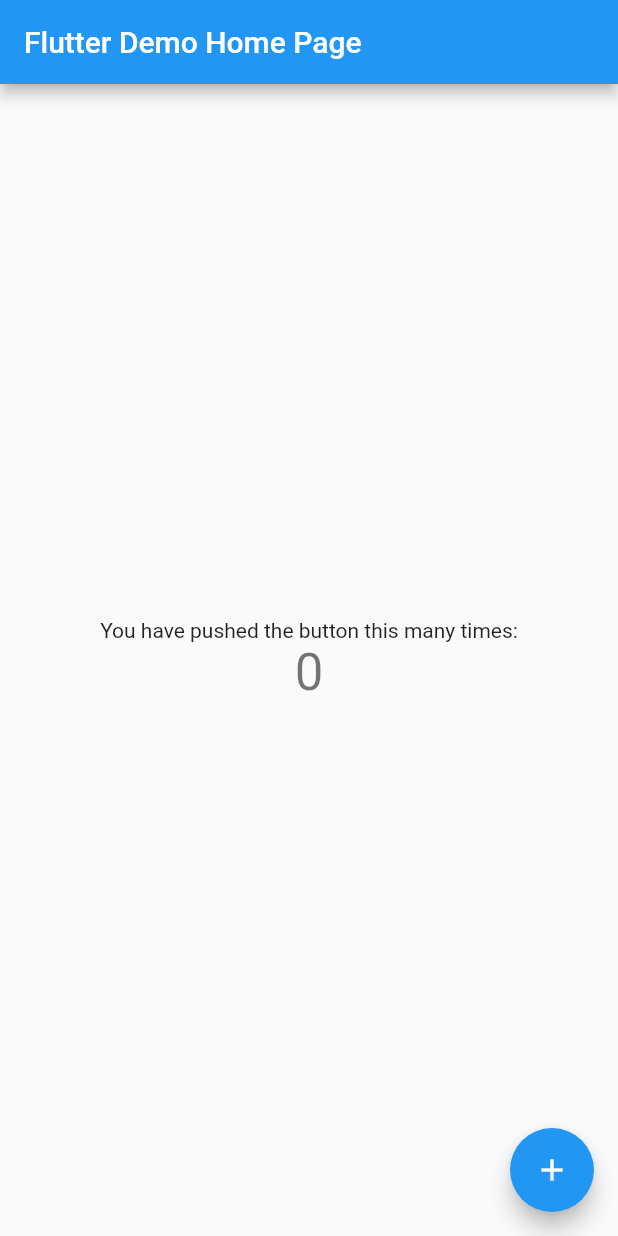
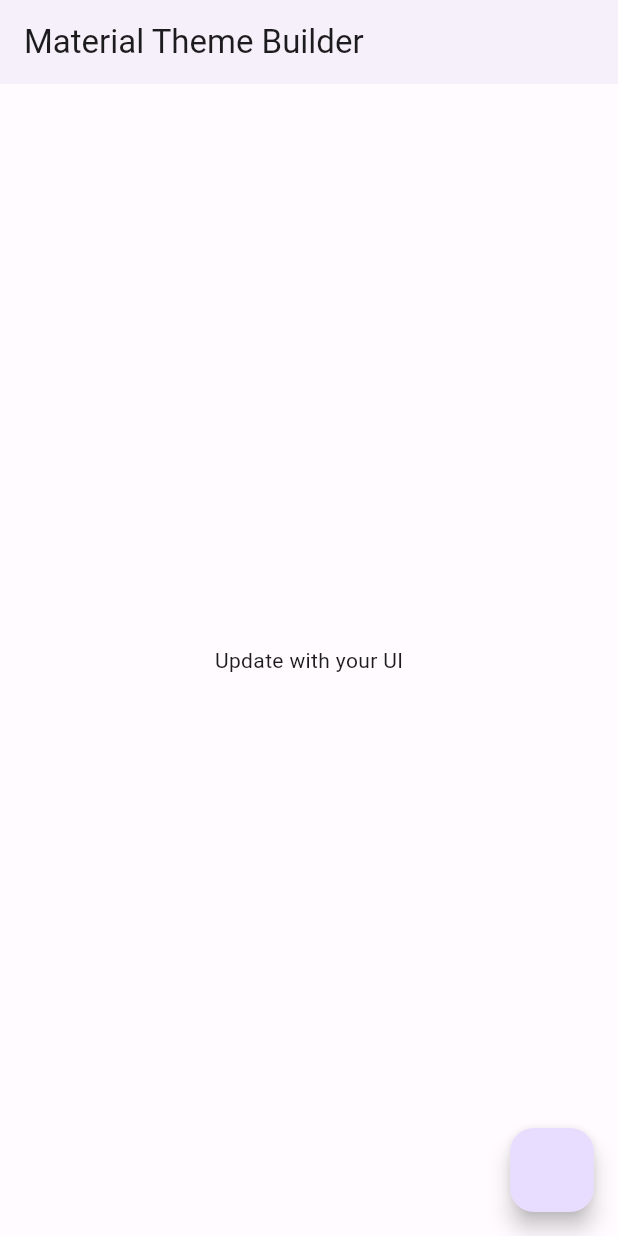
Before and after one commit to ggumgil/how_to_extend_theme_colors, a Flutter app: the screen it shows after launch, on a phone screen of 412 x 824 dp. Run offline on Flutter 3.47's test engine with Material 2 defaults, Android fonts, the phone set to English and light mode, and no system bars; drawn by our look-alikes of dynamic_color.

Commit message:
first commit

```diff
--- a/lib/main.dart
+++ b/lib/main.dart
@@ -1,115 +1,79 @@
+
+import 'package:dynamic_color/dynamic_color.dart';
 import 'package:flutter/material.dart';
+
+import 'color_schemes.g.dart';
+import 'custom_color.g.dart';
 
 void main() {
   runApp(const MyApp());
 }
 
 class MyApp extends StatelessWidget {
-  const MyApp({super.key});
+  const MyApp({Key? key}) : super(key: key);
 
   // This widget is the root of your application.
   @override
   Widget build(BuildContext context) {
+    return DynamicColorBuilder(
+      builder: (ColorScheme? lightDynamic, ColorScheme? darkDynamic) {
+        ColorScheme lightScheme;
+        ColorScheme darkScheme;
+
+        if (lightDynamic != null && darkDynamic != null) {
+          lightScheme = lightDynamic.harmonized();
+          lightCustomColors = lightCustomColors.harmonized(lightScheme);
+
+          // Repeat for the dark color scheme.
+          darkScheme = darkDynamic.harmonized();
+          darkCustomColors = darkCustomColors.harmonized(darkScheme);
+        } else {
+          // Otherwise, use fallback schemes.
+          lightScheme = lightColorScheme;
+          darkScheme = darkColorScheme;
+        }
+
         return MaterialApp(
-      title: 'Flutter Demo',
           theme: ThemeData(
-        // This is the theme of your application.
-        //
-        // Try running your application with "flutter run". You'll see the
-        // application has a blue toolbar. Then, without quitting the app, try
-        // changing the primarySwatch below to Colors.green and then invoke
-        // "hot reload" (press "r" in the console where you ran "flutter run",
-        // or simply save your changes to "hot reload" in a Flutter IDE).
-        // Notice that the counter didn't reset back to zero; the application
-        // is not restarted.
-        primarySwatch: Colors.blue,
+            useMaterial3: true,
+            colorScheme: lightScheme,
+            extensions: [lightCustomColors],
           ),
-      home: const MyHomePage(title: 'Flutter Demo Home Page'),
+          darkTheme: ThemeData(
+            useMaterial3: true,
+            colorScheme: darkScheme,
+            extensions: [darkCustomColors],
+          ),
+          home: const Home(),
+        );
+      },
     );
   }
 }
 
-class MyHomePage extends StatefulWidget {
-  const MyHomePage({super.key, required this.title});
 
-  // This widget is the home page of your application. It is stateful, meaning
-  // that it has a State object (defined below) that contains fields that affect
-  // how it looks.
+class Home extends StatelessWidget {
+  const Home({Key? key}) : super(key: key);
 
-  // This class is the configuration for the state. It holds the values (in this
-  // case the title) provided by the parent (in this case the App widget) and
-  // used by the build method of the State. Fields in a Widget subclass are
-  // always marked "final".
-
-  final String title;
-
-  @override
-  State<MyHomePage> createState() => _MyHomePageState();
-}
-
-class _MyHomePageState extends State<MyHomePage> {
-  int _counter = 0;
-
-  void _incrementCounter() {
-    setState(() {
-      // This call to setState tells the Flutter framework that something has
-      // changed in this State, which causes it to rerun the build method below
-      // so that the display can reflect the updated values. If we changed
-      // _counter without calling setState(), then the build method would not be
-      // called again, and so nothing would appear to happen.
-      _counter++;
-    });
-  }
-
+  // This widget is the root of your application.
   @override
   Widget build(BuildContext context) {
-    // This method is rerun every time setState is called, for instance as done
-    // by the _incrementCounter method above.
-    //
-    // The Flutter framework has been optimized to make rerunning build methods
-    // fast, so that you can just rebuild anything that needs updating rather
-    // than having to individually change instances of widgets.
     return Scaffold(
         appBar: AppBar(
-        // Here we take the value from the MyHomePage object that was created by
-        // the App.build method, and use it to set our appbar title.
-        title: Text(widget.title),
+          elevation: 2,
+          title: Text("Material Theme Builder"),
         ),
         body: Center(
-        // Center is a layout widget. It takes a single child and positions it
-        // in the middle of the parent.
           child: Column(
-          // Column is also a layout widget. It takes a list of children and
-          // arranges them vertically. By default, it sizes itself to fit its
-          // children horizontally, and tries to be as tall as its parent.
-          //
-          // Invoke "debug painting" (press "p" in the console, choose the
-          // "Toggle Debug Paint" action from the Flutter Inspector in Android
-          // Studio, or the "Toggle Debug Paint" command in Visual Studio Code)
-          // to see the wireframe for each widget.
-          //
-          // Column has various properties to control how it sizes itself and
-          // how it positions its children. Here we use mainAxisAlignment to
-          // center the children vertically; the main axis here is the vertical
-          // axis because Columns are vertical (the cross axis would be
-          // horizontal).
             mainAxisAlignment: MainAxisAlignment.center,
-          children: <Widget>[
+            children: [
               const Text(
-              'You have pushed the button this many times:',
-            ),
-            Text(
-              '$_counter',
-              style: Theme.of(context).textTheme.headlineMedium,
+                'Update with your UI',
               ),
             ],
           ),
         ),
-      floatingActionButton: FloatingActionButton(
-        onPressed: _incrementCounter,
-        tooltip: 'Increment',
-        child: const Icon(Icons.add),
-      ), // This trailing comma makes auto-formatting nicer for build methods.
-    );
+        floatingActionButton:
+            FloatingActionButton(onPressed: () => {}, tooltip: 'Increment'));
   }
 }
--- a/pubspec.yaml
+++ b/pubspec.yaml
@@ -35,6 +35,7 @@ dependencies:
   # The following adds the Cupertino Icons font to your application.
   # Use with the CupertinoIcons class for iOS style icons.
   cupertino_icons: ^1.0.2
+  dynamic_color: ^1.6.2
 
 dev_dependencies:
   flutter_test:
```
Also changed, not shown: lib/color_schemes.g.dart (added), lib/custom_color.g.dart (added), pubspec.lock, 12 other files. Lines whose indentation alone changed are shown as unchanged.
